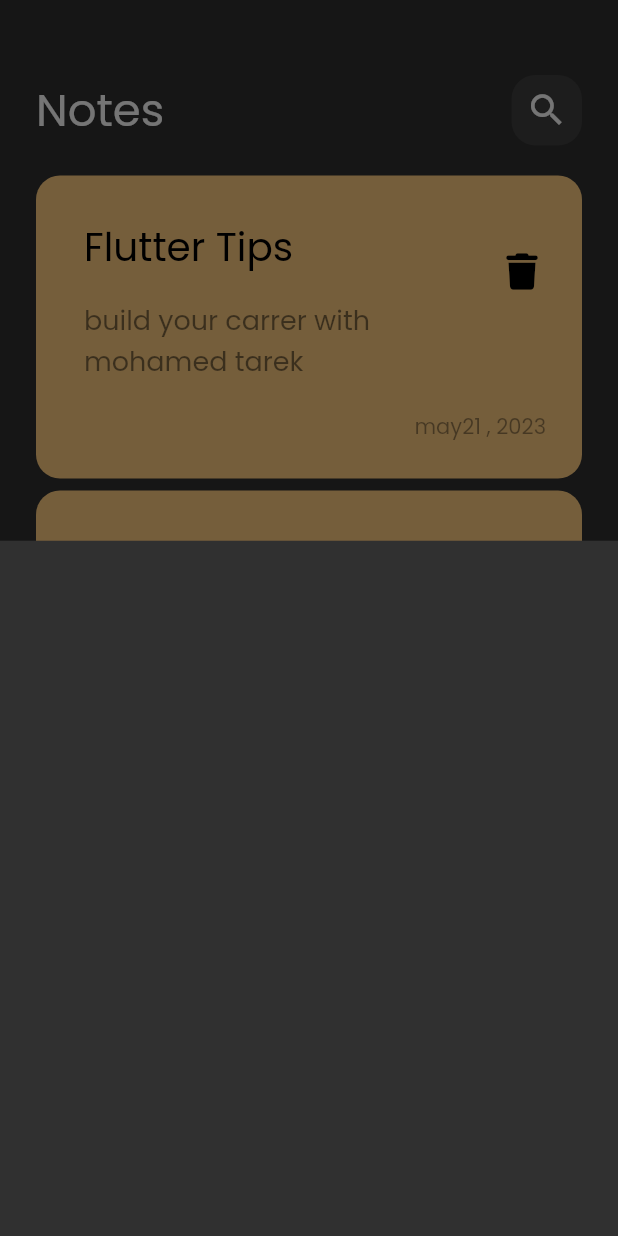
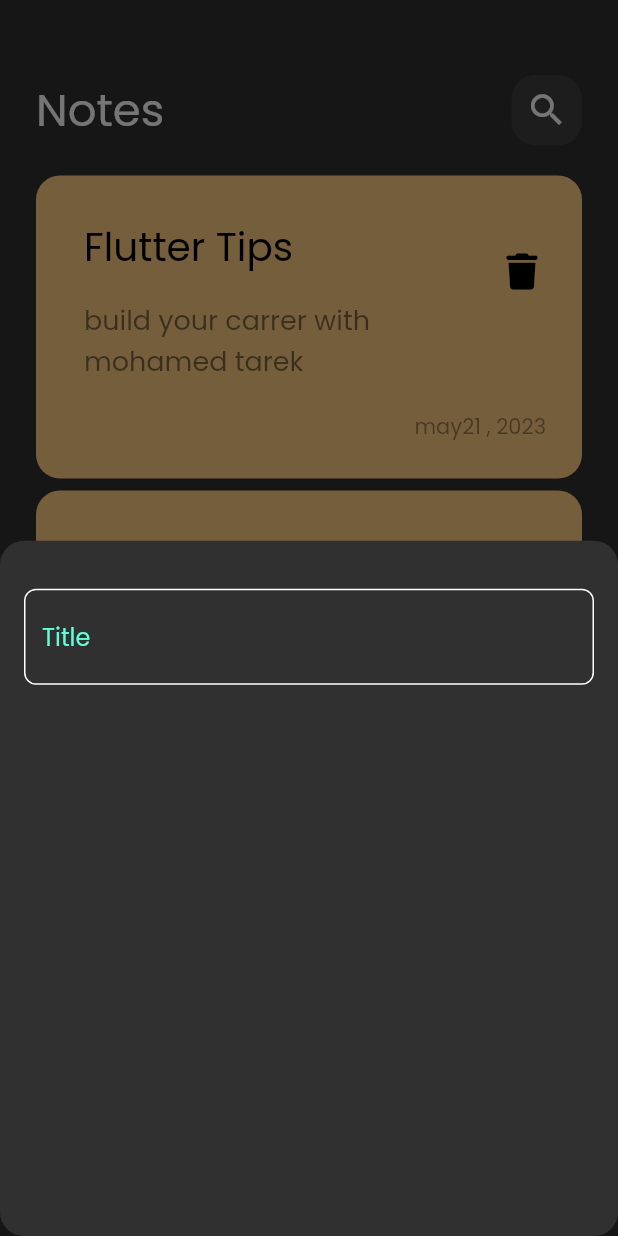
Before and after one commit to mtarek20/note_app, a Flutter app: the screen it shows after launch, after a tap on the "add" icon, on a phone screen of 412 x 824 dp. Run offline on Flutter 3.47's test engine with Material 2 defaults, Android fonts, the phone set to English and light mode, and no system bars; our stand-ins replace font_awesome_flutter.

Commit message:
create custom text field

```diff
--- /dev/null
+++ b/lib/constants.dart
@@ -0,0 +1,3 @@
+import 'package:flutter/material.dart';
+
+const kPrimaryColor = Color(0xff62FCD7);
--- a/lib/views/notes_view.dart
+++ b/lib/views/notes_view.dart
@@ -15,6 +15,9 @@ class NotesView extends StatelessWidget {
             builder: (context) {
               return const AddNoteBottomSheet();
             },
+            shape: RoundedRectangleBorder(
+              borderRadius: BorderRadius.circular(16),
+            ),
           );
         },
         child: const Icon(Icons.add),
--- a/lib/widgets/add_note_bottom_sheet.dart
+++ b/lib/widgets/add_note_bottom_sheet.dart
@@ -1,10 +1,21 @@
 import 'package:flutter/material.dart';
+import 'package:note_app/widgets/custom_text_field.dart';
 
 class AddNoteBottomSheet extends StatelessWidget {
   const AddNoteBottomSheet({super.key});
 
   @override
   Widget build(BuildContext context) {
-    return Container();
+    return Padding(
+      padding: const EdgeInsets.symmetric(horizontal: 16),
+      child: Column(
+        children: const [
+          SizedBox(
+            height: 32,
+          ),
+          CustomTextField()
+        ],
+      ),
+    );
   }
 }
--- /dev/null
+++ b/lib/widgets/custom_text_field.dart
@@ -0,0 +1,28 @@
+import 'package:flutter/material.dart';
+import 'package:note_app/constants.dart';
+
+class CustomTextField extends StatelessWidget {
+  const CustomTextField({super.key});
+
+  @override
+  Widget build(BuildContext context) {
+    return TextField(
+      decoration: InputDecoration(
+        hintText: 'Title',
+        hintStyle: const TextStyle(
+          color: kPrimaryColor,
+        ),
+        border: buildBorder(),
+        enabledBorder: buildBorder(),
+        focusedBorder: buildBorder(kPrimaryColor),
+      ),
+    );
+  }
+}
+
+OutlineInputBorder buildBorder([color]) {
+  return OutlineInputBorder(
+    borderRadius: BorderRadius.circular(8),
+    borderSide: BorderSide(color: color ?? Colors.white),
+  );
+}
```
